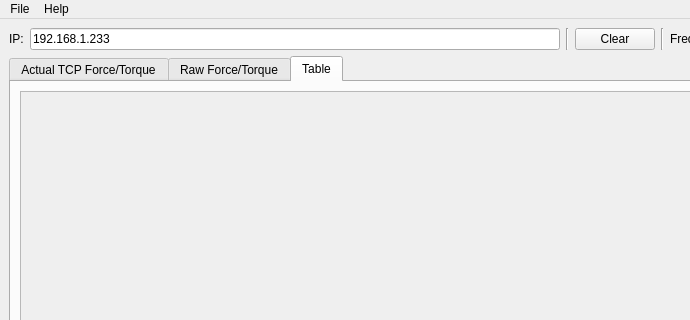
First picture: the form in gui/main_ui.ui, repository charintorn/UR_RTDE_Force_Recorder, before the edit; both pictures show x 0 to 690 and y 0 to 320 of the 1079 by 793 pixel window.
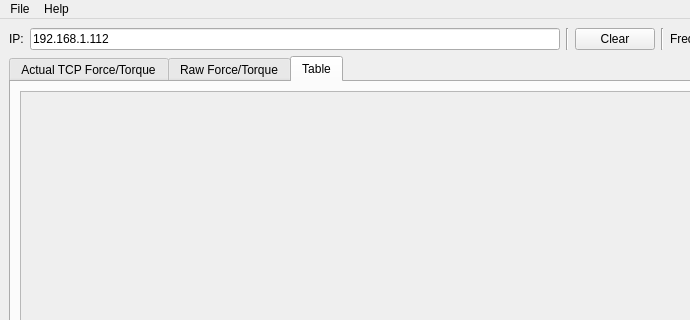
Second picture: the form after the edit. The open tabs and pages were chosen to show the change. Icons and pictures are not drawn.

```diff
--- a/gui/main_ui.ui
+++ b/gui/main_ui.ui
@@ -29,7 +29,7 @@
         <item>
          <widget class="QLineEdit" name="lineEdit_ip">
           <property name="text">
-           <string>192.168.1.233</string>
+           <string>192.168.1.112</string>
           </property>
          </widget>
         </item>
```
Left out of the diff: 14 changed lines with no effect on the pictures.
